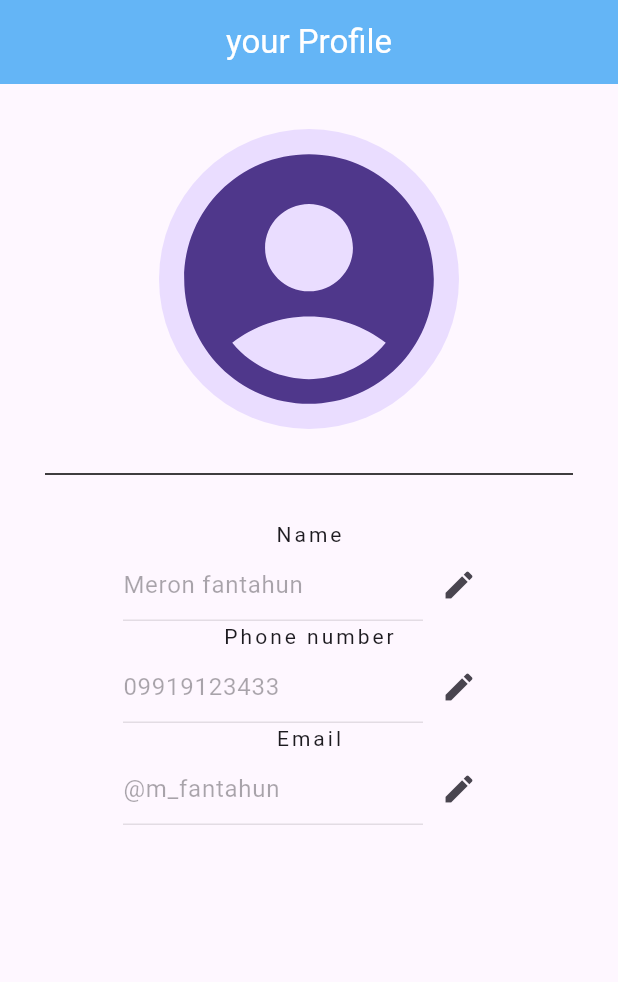
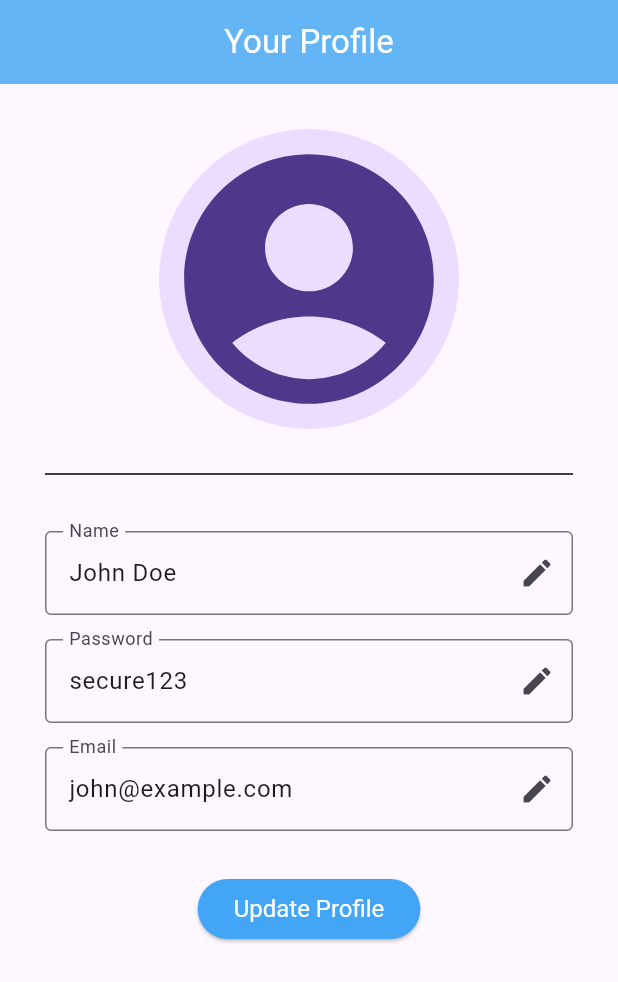
Before and after one commit to SosiSis/flutter-2024-proj, a Flutter app: the ProfileTwo screen opened by its route, on a phone screen of 412 x 824 dp. Shown: the top 982 px of the screen. Run offline on Flutter 3.47's test engine with Material 3 defaults, Android fonts, the phone set to English and light mode, and no system bars; our stand-ins replace flutter_riverpod, image_picker; network calls fail.

Commit message:
riverpod done

```diff
--- /dev/null
+++ b/lib/models/usermodel.dart
@@ -0,0 +1,18 @@
+class User {
+  String id;
+  String name;
+  String email;
+  String password; // Consider security implications of storing passwords
+
+  User({required this.id, required this.name, required this.email, required this.password});
+
+  // Method to update user data
+  User copyWith({String? name, String? email, String? password}) {
+    return User(
+      id: this.id,
+      name: name ?? this.name,
+      email: email ?? this.email,
+      password: password ?? this.password,
+    );
+  }
+}
--- a/lib/presentation/screens/detailpage.dart
+++ b/lib/presentation/screens/detailpage.dart
@@ -59,21 +59,18 @@ class ItemPage extends StatelessWidget {
               padding: EdgeInsets.symmetric(horizontal: 20, vertical: 10),
               child: ElevatedButton(
                 onPressed: () {
-                  Navigator.pushNamed(context, '/comment'); // Navigate to comments
+                  Navigator.pushNamed(context, '/comment',arguments: item.id); // Navigate to comments
                 },
-                child: Row(
-                  mainAxisAlignment: MainAxisAlignment.center,
-                  children: [
-                    Icon(Icons.comment),
-                    SizedBox(width: 10),
+                child:
                     Text('View Comments')
-                  ],
-                ),
+                  ,
+
                 style: ElevatedButton.styleFrom(
                   foregroundColor: Colors.white, backgroundColor: Colors.blue[400],
                   elevation: 2,
                   shape: RoundedRectangleBorder(
                     borderRadius: BorderRadius.circular(18),
+
                   ),
                 ),
               ),
--- a/lib/presentation/screens/profile.dart
+++ b/lib/presentation/screens/profile.dart
@@ -1,116 +1,78 @@
 import 'package:flutter/material.dart';
+import 'package:flutter_project/providers/userprovider.dart'; // Correct path to your UserProvider
+import 'package:flutter_riverpod/flutter_riverpod.dart';
 
-
-class ProfileTwo extends StatefulWidget {
+class ProfileTwo extends ConsumerWidget {
   const ProfileTwo({Key? key}) : super(key: key);
 
   @override
-  State<ProfileTwo> createState() => _ProfileTwoState();
+  Widget build(BuildContext context, WidgetRef ref) {
+    final user = ref.watch(userProvider);
+    // Controllers initialized directly with user's current information
+    final nameController = TextEditingController(text: user.name);
+    final passwordController = TextEditingController(text: user.password);
+    final emailController = TextEditingController(text: user.email);
+
+    // Update user profile fields and show a snackbar
+    void updateProfile() {
+      ref.read(userProvider.notifier).updateUser(
+        name: nameController.text,
+        password: passwordController.text,
+        email: emailController.text,
+      );
+      // Show a snackbar on success
+      ScaffoldMessenger.of(context).showSnackBar(
+        SnackBar(
+          content: Text('Profile Updated Successfully!'),
+          duration: Duration(seconds: 2),
+          behavior: SnackBarBehavior.floating,
+        ),
+      );
     }
 
-class _ProfileTwoState extends State<ProfileTwo> {
-  final TextEditingController _name =
-      TextEditingController(text: "Meron fantahun");
-  final TextEditingController _controller =
-      TextEditingController(text: "09919123433");
-  final TextEditingController _email =
-      TextEditingController(text: "@m_fantahun");
-
-  bool _isNameEnabled = false;
-  bool _isPhoneEnabled = false;
-  bool _isEmailEnabled = false;
-
-  @override
-  Widget build(BuildContext context) {
     return Scaffold(
       appBar: AppBar(
         automaticallyImplyLeading: false,
         backgroundColor: Colors.blue[300],
-        title: Center(child: Text('your Profile',style: TextStyle(color: Colors.white),),),
+        title: const Center(child: Text('Your Profile', style: TextStyle(color: Colors.white))),
       ),
       body: SingleChildScrollView(
-        child: Padding(
         padding: const EdgeInsets.all(30),
-        child: Center(
         child: Column(
           crossAxisAlignment: CrossAxisAlignment.center,
           mainAxisAlignment: MainAxisAlignment.center,
           children: [
-              const CircleAvatar(
-                radius: 100.0,
-                child: Icon(
-                  Icons.account_circle,
-                  size: 200,
-
+            const CircleAvatar(radius: 100.0, child: Icon(Icons.account_circle, size: 200)),
+            const Divider(height: 60, color: Colors.black),
+            buildProfileField("Name", nameController),
+            buildProfileField("Password", passwordController),
+            buildProfileField("Email", emailController),
+            const SizedBox(height: 20),
+            ElevatedButton(
+              onPressed: updateProfile,
+              child: Text("Update Profile"),
+              style: ElevatedButton.styleFrom(
+                foregroundColor: Colors.white, backgroundColor: Colors.blue[400],
+                textStyle: TextStyle(fontSize: 16)
               ),
             ),
-              const Divider(
-                height: 60,
-                color: Colors.black,
-              ),
-              Column(
-                mainAxisAlignment: MainAxisAlignment.center,
-                children: [
-                  buildProfileField("Name", _name, _isNameEnabled),
-                  buildProfileField(
-                      "Phone number", _controller, _isPhoneEnabled),
-                  buildProfileField("Email", _email, _isEmailEnabled),
-                ],
-              ),
-              const SizedBox(
-                height: 20,
-              ),
-
           ],
         ),
       ),
-      ),
-      )
     );
   }
 
-  Widget buildProfileField(
-      String label, TextEditingController controller, bool isEnabled) {
-    return Row(
-      mainAxisAlignment: MainAxisAlignment.spaceAround,
-      children: [
-        Column(
-          children: [
-            Text(
-              label,
-              style: const TextStyle(
-                letterSpacing: 2.0,
+  Widget buildProfileField(String label, TextEditingController controller) {
+    return Padding(
+      padding: const EdgeInsets.symmetric(vertical: 8),
+      child: TextField(
+        controller: controller,
+        decoration: InputDecoration(
+          labelText: label,
+          border: OutlineInputBorder(),
+          suffixIcon: Icon(Icons.edit),
         ),
       ),
-            Row(
-              mainAxisAlignment: MainAxisAlignment.spaceAround,
-              children: [
-                SizedBox(
-                  width: 200,
-                  child: TextField(
-                    controller: controller,
-                    enabled: isEnabled,
-                  ),
-                ),
-                IconButton(
-                  icon: const Icon(Icons.edit),
-                  onPressed: () {
-                    setState(() {
-                      if (label == "Name") {
-                        _isNameEnabled = !_isNameEnabled;
-                      } else if (label == "Phone number") {
-                        _isPhoneEnabled = !_isPhoneEnabled;
-                      } else if (label == "Email") {
-                        _isEmailEnabled = !_isEmailEnabled;
-                      }
-                    });
-                  },
-                )
-              ],
-            ),
-          ],
-        ),
-      ],
     );
   }
 }
--- a/lib/providers/comment_provider.dart
+++ /dev/null
@@ -1 +0,0 @@
-// TODO Implement this library.
--- /dev/null
+++ b/lib/providers/userprovider.dart
@@ -0,0 +1,14 @@
+import 'package:flutter_project/models/usermodel.dart';
+import 'package:flutter_riverpod/flutter_riverpod.dart';
+
+class UserNotifier extends StateNotifier<User> {
+  UserNotifier(User user) : super(user);
+
+  void updateUser({String? name, String? email, String? password}) {
+    state = state.copyWith(name: name, email: email, password: password);
+  }
+}
+final userProvider = StateNotifierProvider<UserNotifier, User>((ref) {
+  // Initialize with default user or fetch from secure storage
+  return UserNotifier(User(id: '001', name: 'John Doe', email: 'john@example.com', password: 'secure123'));
+});
```
Lines whose indentation alone changed are shown as unchanged.
